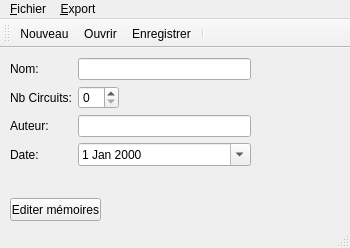
Old version of the form lightapp/ui/QDesigner/MainWindow.ui in the repository raphigaziano/lightapp.
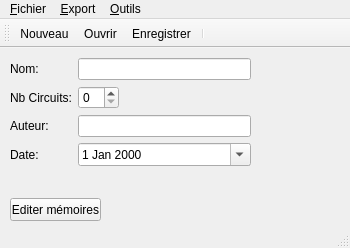
New version of the form. Icons and pictures are not drawn.

What changed in the file:
```diff
--- a/lightapp/ui/QDesigner/MainWindow.ui
+++ b/lightapp/ui/QDesigner/MainWindow.ui
@@ -151,8 +151,15 @@
      <string>&amp;Export</string>
     </property>
    </widget>
+   <widget class="QMenu" name="menu_Outils">
+    <property name="title">
+     <string>&amp;Outils</string>
+    </property>
+    <addaction name="action_debug_console"/>
+   </widget>
    <addaction name="menuTest"/>
    <addaction name="menu_Export"/>
+   <addaction name="menu_Outils"/>
   </widget>
   <widget class="QStatusBar" name="statusbar"/>
   <widget class="QToolBar" name="toolBar">
```
Left out of the diff: 5 changed lines with no effect on the pictures.
